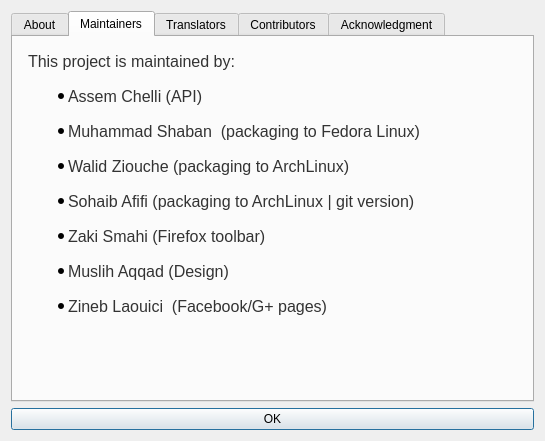
Alfanous-team/alfanous, file src/alfanous-desktop/UI/aboutDlg.ui: the form before one commit.
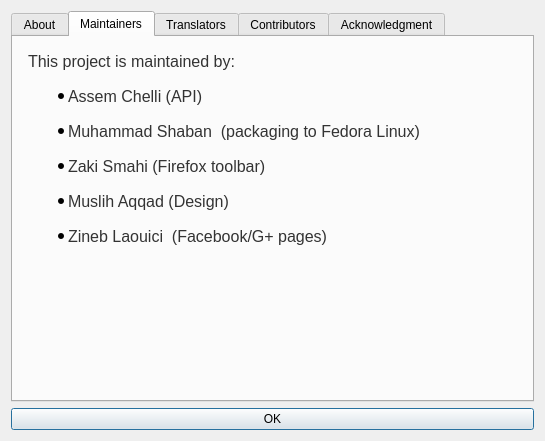
The form after the commit. The open tabs and pages were chosen to show the change.

Commit message: update maintainers list

```diff
--- a/src/alfanous-desktop/UI/aboutDlg.ui
+++ b/src/alfanous-desktop/UI/aboutDlg.ui
@@ -198,8 +198,6 @@
 &lt;p style=&quot; margin-top:18px; margin-bottom:16px; margin-left:0px; margin-right:0px; -qt-block-indent:0; text-indent:0px;&quot;&gt;&lt;span style=&quot; font-family:'Helvetica Neue,Helvetica,Segoe UI,Arial,freesans,sans-serif'; color:#333333;&quot;&gt;This project is maintained by:&lt;/span&gt;&lt;/p&gt;
 &lt;ul style=&quot;margin-top: 0px; margin-bottom: 0px; margin-left: 0px; margin-right: 0px; -qt-list-indent: 1;&quot;&gt;&lt;li style=&quot; font-family:'Helvetica Neue,Helvetica,Segoe UI,Arial,freesans,sans-serif'; font-size:16px; color:#333333;&quot; style=&quot; margin-top:16px; margin-bottom:16px; margin-left:0px; margin-right:0px; -qt-block-indent:0; text-indent:0px;&quot;&gt;&lt;span style=&quot; font-size:16px;&quot;&gt;Assem Chelli (API)&lt;/span&gt;&lt;/li&gt;
 &lt;li style=&quot; font-family:'Helvetica Neue,Helvetica,Segoe UI,Arial,freesans,sans-serif'; font-size:16px; color:#333333;&quot; style=&quot; margin-top:16px; margin-bottom:16px; margin-left:0px; margin-right:0px; -qt-block-indent:0; text-indent:0px;&quot;&gt;&lt;span style=&quot; font-size:16px;&quot;&gt;Muhammad Shaban  (packaging to Fedora Linux)&lt;/span&gt;&lt;/li&gt;
-&lt;li style=&quot; font-family:'Helvetica Neue,Helvetica,Segoe UI,Arial,freesans,sans-serif'; font-size:16px; color:#333333;&quot; style=&quot; margin-top:16px; margin-bottom:16px; margin-left:0px; margin-right:0px; -qt-block-indent:0; text-indent:0px;&quot;&gt;&lt;span style=&quot; font-size:16px;&quot;&gt;Walid Ziouche (packaging to ArchLinux)&lt;/span&gt;&lt;/li&gt;
-&lt;li style=&quot; font-family:'Helvetica Neue,Helvetica,Segoe UI,Arial,freesans,sans-serif'; font-size:16px; color:#333333;&quot; style=&quot; margin-top:16px; margin-bottom:16px; margin-left:0px; margin-right:0px; -qt-block-indent:0; text-indent:0px;&quot;&gt;&lt;span style=&quot; font-size:16px;&quot;&gt;Sohaib Afifi (packaging to ArchLinux | git version)&lt;/span&gt;&lt;/li&gt;
 &lt;li style=&quot; font-family:'Helvetica Neue,Helvetica,Segoe UI,Arial,freesans,sans-serif'; font-size:16px; color:#333333;&quot; style=&quot; margin-top:16px; margin-bottom:16px; margin-left:0px; margin-right:0px; -qt-block-indent:0; text-indent:0px;&quot;&gt;&lt;span style=&quot; font-size:16px;&quot;&gt;Zaki Smahi (Firefox toolbar)&lt;/span&gt;&lt;/li&gt;
 &lt;li style=&quot; font-family:'Helvetica Neue,Helvetica,Segoe UI,Arial,freesans,sans-serif'; font-size:16px; color:#333333;&quot; style=&quot; margin-top:16px; margin-bottom:16px; margin-left:0px; margin-right:0px; -qt-block-indent:0; text-indent:0px;&quot;&gt;&lt;span style=&quot; font-size:16px;&quot;&gt;Muslih Aqqad (Design)&lt;/span&gt;&lt;/li&gt;
 &lt;li style=&quot; font-family:'Helvetica Neue,Helvetica,Segoe UI,Arial,freesans,sans-serif'; font-size:16px; color:#333333;&quot; style=&quot; margin-top:16px; margin-bottom:16px; margin-left:0px; margin-right:0px; -qt-block-indent:0; text-indent:0px;&quot;&gt;&lt;span style=&quot; font-size:16px;&quot;&gt;Zineb Laouici  (Facebook/G+ pages)&lt;/span&gt;&lt;/li&gt;&lt;/ul&gt;
```
Left out of the diff: 2 changed lines with no effect on the pictures. The commit also changes 1 other file.
